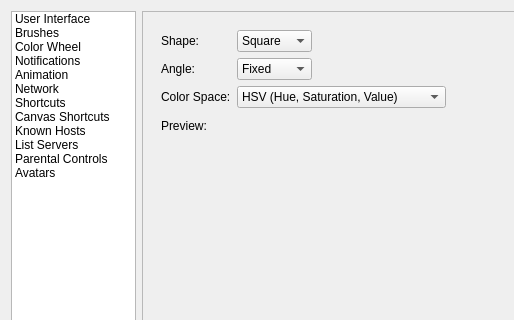
Qt form src/desktop/ui/settings.ui (drawpile/Drawpile) before a commit; both pictures show x 0 to 514 and y 0 to 320 of the 775 by 580 pixel window.
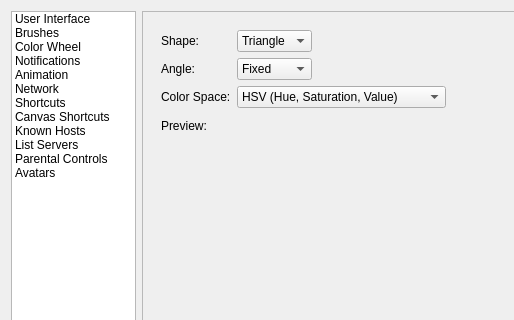
The same form after that commit. The open tabs and pages were chosen to show the change. Icons and pictures are not drawn. Custom widgets are drawn as their Qt base class.

```diff
--- a/src/desktop/ui/settings.ui
+++ b/src/desktop/ui/settings.ui
@@ -501,11 +501,6 @@
             </item>
             <item row="0" column="1">
              <widget class="QComboBox" name="colorwheelShapeBox">
-              <item>
-               <property name="text">
-                <string>Square</string>
-               </property>
-              </item>
               <item>
                <property name="text">
                 <string>Triangle</string>
```
Left out of the diff: 7 changed lines with no effect on the pictures.
